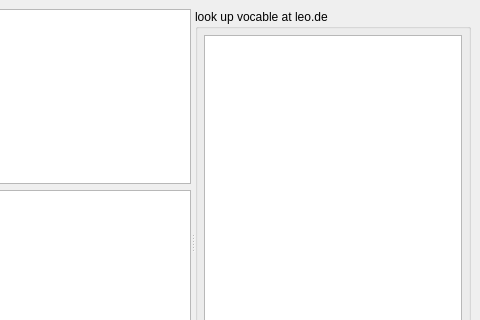
The window that VocableEditor.ui (nsams/vocablecoach) describes before a commit, drawn with Qt 5; both pictures show x 155 to 635 and y 0 to 320 of the 635 by 520 pixel window.
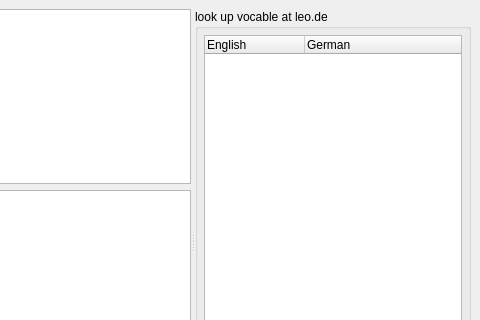
The same window after the commit. Icons and pictures are not drawn. Custom widgets are drawn as their Qt base class.

Diff of the .ui file:
```diff
--- a/VocableEditor.ui
+++ b/VocableEditor.ui
@@ -164,10 +164,23 @@
         <number>6</number>
        </property>
        <item>
-        <widget class="QTextEdit" name="translateTextBrowser" >
-         <property name="readOnly" >
+        <widget class="QTreeWidget" name="translateTreeWidget" >
+         <property name="alternatingRowColors" >
           <bool>true</bool>
          </property>
+         <property name="rootIsDecorated" >
+          <bool>false</bool>
+         </property>
+         <column>
+          <property name="text" >
+           <string>English</string>
+          </property>
+         </column>
+         <column>
+          <property name="text" >
+           <string>German</string>
+          </property>
+         </column>
         </widget>
        </item>
       </layout>
```
Left out of the diff: 62 changed lines with no effect on the pictures.
